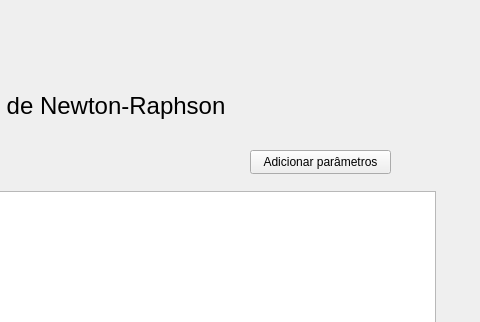
First picture: the form in mainwindow.ui, repository pedrogcg2/metodo-newton-raphson-gui, before the edit; both pictures show x 320 to 800 and y 0 to 322 of the 800 by 600 pixel window.
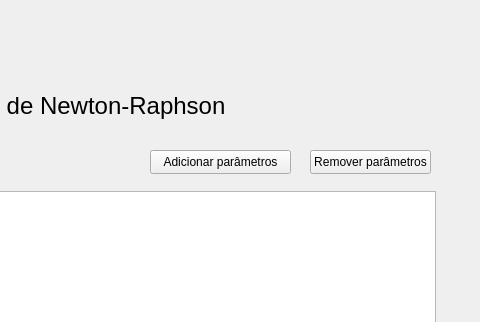
Second picture: the form after the edit.

Commit message: Adjust GUI functionality

```diff
--- a/mainwindow.ui
+++ b/mainwindow.ui
@@ -17,7 +17,7 @@
    <widget class="QPushButton" name="addParametersButton">
     <property name="geometry">
      <rect>
-      <x>570</x>
+      <x>470</x>
       <y>150</y>
       <width>141</width>
       <height>24</height>
@@ -55,6 +55,19 @@
      </rect>
     </property>
    </widget>
+   <widget class="QPushButton" name="removeParametersButton">
+    <property name="geometry">
+     <rect>
+      <x>630</x>
+      <y>150</y>
+      <width>121</width>
+      <height>24</height>
+     </rect>
+    </property>
+    <property name="text">
+     <string>Remover parâmetros</string>
+    </property>
+   </widget>
   </widget>
   <widget class="QStatusBar" name="statusbar"/>
  </widget>
```
The commit also changes 5 other files.
